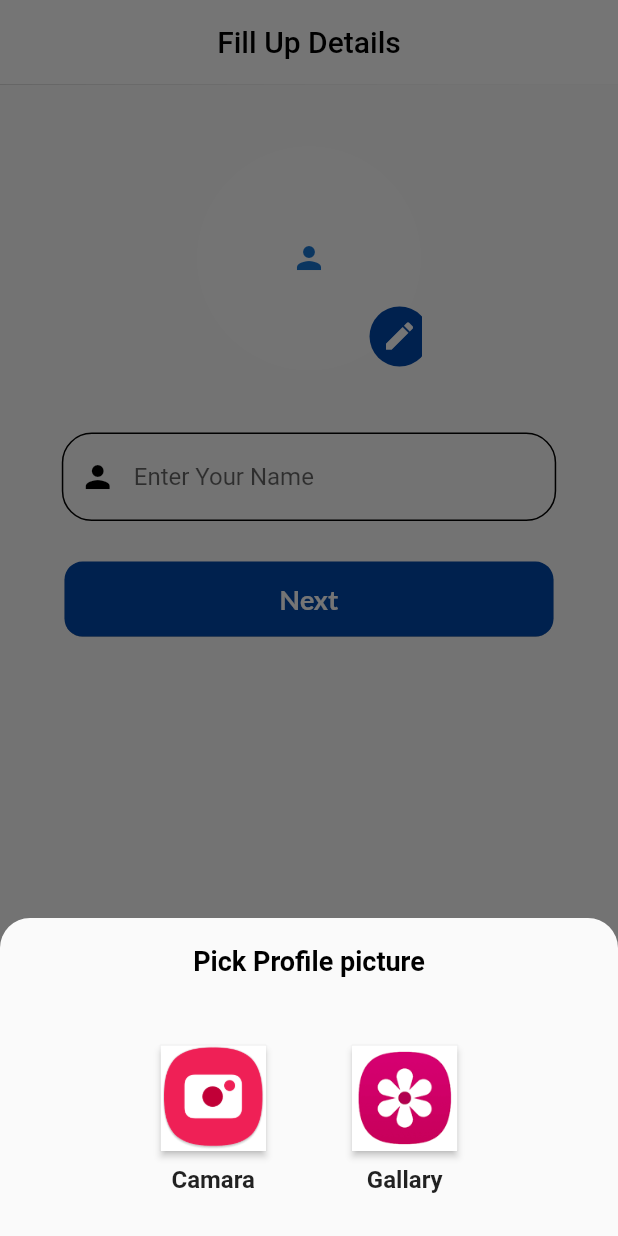
After one commit to Hitesh123mori/video_meet_App, a Flutter app: the DetailScreen screen opened directly, after a tap on the "edit" icon, on a phone screen of 412 x 824 dp. The commit adds this screen. Run offline on Flutter 3.47's test engine with Material 2 defaults, Android fonts, the phone set to English and light mode, and no system bars; our stand-ins replace cloud_firestore, firebase_auth, firebase_core, firebase_storage, google_sign_in, image_picker; accounts and stored records are empty.

Commit message:
updating profile picture and user's name for login via email-password users

```diff
--- a/lib/resources/Api.dart
+++ b/lib/resources/Api.dart
@@ -1,18 +1,15 @@
 import 'dart:io';
 import 'package:cloud_firestore/cloud_firestore.dart';
 import 'package:firebase_auth/firebase_auth.dart';
+import 'package:firebase_storage/firebase_storage.dart';
 import 'package:flutter/cupertino.dart';
 import 'package:flutter/material.dart';
 import 'package:google_sign_in/google_sign_in.dart';
-import 'package:zoom_clone/custom_widgets/cutsom_helpers.dart';
-
 import '../effects/transition5.dart';
 import '../screens/login_screen.dart';
 import 'models/user.dart';
 
 class Api {
-
-
   // Objects ----------------------------------------------------------------
   static final FirebaseAuth auth = FirebaseAuth.instance;
 
@@ -21,16 +18,13 @@ class Api {
   // to return current user
   static User get user => auth.currentUser!;
 
-
-
-
+  // for accessing firebase storage
+  static FirebaseStorage storage = FirebaseStorage.instance;
 
   // Sign out -----------
-  static Future<void> signOut(BuildContext context)async{
-
-
+  static Future<void> signOut(BuildContext context) async {
     await Api.auth.signOut().then((value) async {
-      await GoogleSignIn().signOut().then((value){
+      await GoogleSignIn().signOut().then((value) {
         Future.delayed(Duration.zero, () {
           Navigator.pushReplacement(
             context,
@@ -38,21 +32,20 @@ class Api {
           );
         });
       });
-    }) ;
-
+    });
   }
   // Auth Works here---------------------------------------------------------
 
-
   //1).GOOGLE SIGNIN
- static  Future<UserCredential?> signInWithGoogle(BuildContext context) async {
-    try{
+  static Future<UserCredential?> signInWithGoogle(BuildContext context) async {
+    try {
       await InternetAddress.lookup("google.com");
       // Trigger the authentication flow
       final GoogleSignInAccount? googleUser = await GoogleSignIn().signIn();
 
       // Obtain the auth details from the request
-      final GoogleSignInAuthentication? googleAuth = await googleUser?.authentication;
+      final GoogleSignInAuthentication? googleAuth =
+          await googleUser?.authentication;
 
       // Create a new credential
       final credential = GoogleAuthProvider.credential(
@@ -60,15 +53,16 @@ class Api {
         idToken: googleAuth?.idToken,
       );
       return await Api.auth.signInWithCredential(credential);
-    }catch(e){
-      print('_signInWithGoogle ${e}') ;
-      print('please check internet') ;
-      return null ;
+    } catch (e) {
+      print('_signInWithGoogle ${e}');
+      print('please check internet');
+      return null;
     }
   }
 
   // sign in with email/password
- static  Future<void> signIn(BuildContext context, String email, String password) async {
+  static Future<void> signIn(
+      BuildContext context, String email, String password) async {
     try {
       showDialog(
         context: context,
@@ -103,8 +97,10 @@ class Api {
       ));
     }
   }
+
   // signup method-------------------------------------------------------------------------------------------------------------------------------------
- static Future<void> signUp(BuildContext context, String email, String password) async {
+  static Future<void> signUp(
+      BuildContext context, String email, String password) async {
     try {
       showDialog(
         context: context,
@@ -120,10 +116,9 @@ class Api {
         password: password,
       );
 
-      await createUserEmail(userCredential,email,password) ;
+      await createUserEmail(userCredential, email, password);
 
       Navigator.pop(context);
-
     } on FirebaseAuthException catch (e) {
       Navigator.pop(context);
 
@@ -142,28 +137,26 @@ class Api {
     }
   }
 
-
- //   Check User (log in with email/password) Existance in Firebase
+  //   Check User (log in with email/password) Existance in Firebase
 
   static Future<bool> userExistsEmail(String userId) async {
     return (await firestore.collection('users').doc(userId).get()).exists;
   }
 
   // create user if log in with email
-  static Future<void> createUserEmail(UserCredential userCredential , String email , String password) async {
-
-
-   print("User id : ${userCredential.user!.uid}") ;
+  static Future<void> createUserEmail(
+      UserCredential userCredential, String email, String password) async {
+    print("User id : ${userCredential.user!.uid}");
 
     final time = DateTime.now().millisecondsSinceEpoch.toString();
 
     final meetUser = MeetUser(
       id: userCredential.user!.uid,
       name: "",
-      email:email,
+      email: email,
       image: "",
       createdAt: time,
-      method : "Email-Password",
+      method: "Email-Password",
     );
 
     return await firestore
@@ -172,18 +165,14 @@ class Api {
         .set(meetUser.toJson());
   }
 
-
   //   Check User (log in with google) Existance in Firebase
 
   static Future<bool> userExistsGoogle() async {
     return (await firestore.collection('users').doc(user.uid).get()).exists;
   }
 
-
   // If User not exist then create(Log in with google) new Zoom User
   static Future<void> createUserGoogle() async {
-
-
     final time = DateTime.now().millisecondsSinceEpoch.toString();
 
     final meetUser = MeetUser(
@@ -192,7 +181,7 @@ class Api {
       email: user.email.toString(),
       image: user.photoURL.toString(),
       createdAt: time,
-      method : "Google",
+      method: "Google",
     );
 
     return await firestore
@@ -201,6 +190,39 @@ class Api {
         .set(meetUser.toJson());
   }
 
+  // for storing self information
+  static MeetUser me = MeetUser(
+    id: user.uid,
+    name: "",
+    email: user.email.toString(),
+    image: "",
+    createdAt: '',
+    method: '',
+  );
 
+  // update user profile picture
 
+  static Future<void> fillDetailsEmailUser(File file, String name) async {
+    //getting image file extension
+    final ext = file.path.split('.').last;
+    print('Extension: $ext');
+
+    //storage file ref with path
+    final ref = storage.ref().child('profile_pictures/${user.uid}.$ext');
+
+    //uploading image
+    await ref
+        .putFile(file, SettableMetadata(contentType: 'image/$ext'))
+        .then((p0) {
+      print('Data Transferred: ${p0.bytesTransferred / 1000} kb');
+    });
+
+    //updating image in firestore database
+    me.image = await ref.getDownloadURL();
+    me.name = name ;
+    await firestore
+        .collection('users')
+        .doc(user.uid)
+        .update({'image': me.image, 'name': me.name});
+  }
 }
--- /dev/null
+++ b/lib/screens/detail_screen.dart
@@ -0,0 +1,236 @@
+import 'dart:io';
+import 'package:flutter/material.dart' ;
+import 'package:image_picker/image_picker.dart';
+import 'package:zoom_clone/custom_widgets/button.dart';
+import 'package:zoom_clone/screens/splash_screen.dart';
+
+import '../Pallate.dart';
+import '../resources/Api.dart';
+
+
+class DetailScreen extends StatefulWidget {
+  const DetailScreen({super.key});
+
+  @override
+  State<DetailScreen> createState() => _DetailScreenState();
+}
+
+class _DetailScreenState extends State<DetailScreen> {
+
+   String ? _image ;
+
+   TextEditingController _textEditingController = TextEditingController() ;
+
+   final GlobalKey<FormState> _formKey = GlobalKey<FormState>();
+
+  @override
+  Widget build(BuildContext context) {
+    mq  = MediaQuery.of(context).size ;
+    return Form(
+      key: _formKey,
+      child: Scaffold(
+          appBar: AppBar(
+            elevation: 0.2,
+            backgroundColor: AppColors.theme['secondaryColor'],
+            centerTitle: true,
+            title: Text(
+              "Fill Up Details",
+              style: TextStyle(color: AppColors.theme['secondaryTextColor']),
+            ),
+          ),
+          body: SingleChildScrollView(
+            child: Column(
+              children: [
+                SizedBox(height: mq.height*.05,width: mq.width*1,),
+                Stack(
+
+                    children: [
+                      _image!=null ?
+                      ClipRRect(
+                        borderRadius: BorderRadius.circular(90),
+                        child: Image.file(
+                          File(_image!),
+                          width: mq.width*0.4,
+                          height: mq.width*0.4,
+                          fit: BoxFit.cover,
+                        ),
+                      ):
+                      CircleAvatar(
+                        radius: 75,
+                        backgroundColor: Colors.white30,
+                      child: Icon(Icons.person),
+                      ),
+                      Positioned(
+                        top: mq.height*0.13,
+                        left: mq.width*0.28,
+                        child: InkWell(
+                          onTap: (){
+                            showBottomSheet() ;
+                          },
+                          child: CircleAvatar(
+                            child: Icon(Icons.edit,color: Colors.white,),
+                            backgroundColor: AppColors.theme['primaryColor'],
+                          ),
+                        ),
+                      )
+                    ]
+                ),
+                SizedBox(height: mq.height*.05,width: mq.width*1,),
+                Padding(
+                  padding:  EdgeInsets.symmetric(horizontal: mq.width*0.1),
+                  child: TextFormField(
+                    controller: _textEditingController,
+                    validator: (value){
+                      if(value!.isEmpty){
+                        return "Name is required";
+                      }
+                    },
+                    decoration: InputDecoration(
+                      hintText: "Enter Your Name",
+                      prefixIconColor: Colors.black,
+                      prefixIcon: Icon(Icons.person),
+                      border: OutlineInputBorder(
+                          borderRadius : BorderRadius.circular(20),
+                          borderSide: BorderSide(
+                            color: Colors.black,
+                          )
+                      ),
+                      enabledBorder: OutlineInputBorder(
+                          borderRadius : BorderRadius.circular(20),
+                         borderSide: BorderSide(
+                           color: Colors.black,
+                         )
+                      ), focusedBorder: OutlineInputBorder(
+                          borderRadius : BorderRadius.circular(20),
+                          borderSide: BorderSide(
+                            color: Colors.black,
+                          )
+                      ),
+                      errorBorder: OutlineInputBorder(
+                          borderRadius : BorderRadius.circular(20),
+                          borderSide: BorderSide(
+                            color: Colors.red,
+                          )
+                      ),
+
+                    ),
+                  ),
+                ),
+                SizedBox(height: 20,),
+                Padding(
+                  padding: const EdgeInsets.symmetric(horizontal: 18.0),
+                  child: customButton(onPressed: ()async{
+               if (_formKey.currentState!.validate()) {
+
+                   await Api.fillDetailsEmailUser(File(_image!),_textEditingController.text) ;
+
+
+
+               }
+                  }, text: "Next", textColor: AppColors.theme['primaryTextColor'], buttonColor:AppColors.theme['primaryColor']),
+                )
+              ],
+            ),
+          ),
+        ),
+    );
+  }
+
+  void showBottomSheet(){
+    showModalBottomSheet(
+        context: context,
+        shape: RoundedRectangleBorder(
+            borderRadius: BorderRadius.only(
+              topLeft: Radius.circular(20),
+              topRight: Radius.circular(20),
+            )
+        ),
+        builder: (BuildContext context) {
+          return Container(
+            decoration: BoxDecoration(
+              borderRadius: BorderRadius.circular(20),
+              color: AppColors.theme['backgroundColor'],
+            ),
+            child: ListView(
+              shrinkWrap: true,
+              children: [
+                Center(
+                  child: Padding(
+                    padding: EdgeInsets.all(18.0),
+                    child: Text("Pick Profile picture",
+                      style: TextStyle(fontSize: 18,fontWeight: FontWeight.bold,color: AppColors.theme['secondaryTextColor']),
+                    ),
+                  ),
+                ),
+                Padding(
+                  padding:EdgeInsets.all(28.0),
+                  child: Row(
+                    mainAxisAlignment: MainAxisAlignment.center,
+                    children: [
+                      Column(
+                        children: [
+                          Material(
+                            elevation: 2,
+                            child: InkWell(
+                              onTap: ()async{
+                                final ImagePicker picker = ImagePicker();
+                                final XFile? image = await picker.pickImage(source: ImageSource.camera);
+                                if(image!=null){
+                                  print("path : " + image.name + "   Mime type : ${image.mimeType}") ;
+                                  Navigator.pop(context);
+
+                                  setState(() {
+                                    _image = image.path;
+                                  });
+
+                                }
+
+                              },
+                              child: Image.asset("assets/images/camara.png",width: 70,height: 70,),
+                            ),
+                          ),
+                          SizedBox(height: 10,),
+                          Text("Camara",style: TextStyle(fontSize: 16,fontWeight: FontWeight.bold,color: AppColors.theme['secodaryTextColor']),)
+                        ],
+                      ),
+
+                      SizedBox(width: mq.height*0.07,),
+                      Column(
+                        children: [
+                          Material(
+                            elevation: 2,
+                            child: InkWell(
+                              onTap: ()async{
+                                final ImagePicker picker = ImagePicker();
+                                final XFile? image = await picker.pickImage(source: ImageSource.gallery);
+                                if(image!=null){
+                                  print("path : " + image.name + "   Mime type : ${image.mimeType}") ;
+                                  Navigator.pop(context);
+
+                                  setState(() {
+                                    _image = image.path;
+                                  });
+
+                                }
+
+                              },
+                              child: Image.asset("assets/images/gallary.png",width: 70,height: 70,),
+                            ),
+
+                          ),
+                          SizedBox(height: 10,),
+                          Text("Gallary",style: TextStyle(fontSize: 16,fontWeight: FontWeight.bold,color: AppColors.theme['secodaryTextColor']),)
+                        ],
+                      )
+                    ],
+                  ),
+                )
+
+              ],
+            ),
+          ) ;
+        }
+
+    );
+  }
+}
--- a/lib/screens/signin/sign_in.dart
+++ b/lib/screens/signin/sign_in.dart
@@ -10,6 +10,7 @@ import '../../custom_widgets/text_field.dart';
 import '../../effects/transition4.dart';
 import '../../effects/transition5.dart';
 import '../../resources/Api.dart';
+import '../detail_screen.dart';
 import '../greet_screen.dart';
 import '../login_screen.dart';
 import '../signup/confirmation_signup.dart';
@@ -67,7 +68,7 @@ class _SignInOptionState extends State<SignInOption> {
           bool userExists = await Api.userExistsEmail(user.uid);
 
           if (userExists) {
-            Navigator.pushReplacement(context, SizeTransition4(GreetScreen()));
+            Navigator.pushReplacement(context, SizeTransition4(DetailScreen()));
           }
         }
       } catch (error) {
--- a/lib/screens/signup/sign_up_options.dart
+++ b/lib/screens/signup/sign_up_options.dart
@@ -9,6 +9,7 @@ import '../../custom_widgets/text_field.dart';
 import '../../effects/transition4.dart';
 import '../../effects/transition5.dart';
 import '../../resources/Api.dart';
+import '../detail_screen.dart';
 import '../splash_screen.dart';
 
 class SignUpOption extends StatefulWidget {
@@ -62,7 +63,7 @@ class _SignUpOptionState extends State<SignUpOption> {
         );
         print("hello done register") ;
 
-        Navigator.pushReplacement(context,SizeTransition4(GreetScreen()));
+        Navigator.pushReplacement(context,SizeTransition4(DetailScreen()));
       } catch (error) {
       }
 
@@ -186,7 +187,7 @@ class _SignUpOptionState extends State<SignUpOption> {
                       );
                       signUp().then((value) {
                         print("user created succesufully");
-                        Navigator.pushReplacement(context,SizeTransition4(GreetScreen()));
+                        Navigator.pushReplacement(context,SizeTransition4(DetailScreen()));
                       });
                     }
 
--- a/pubspec.yaml
+++ b/pubspec.yaml
@@ -34,6 +34,8 @@ dependencies:
   firebase_core: ^2.20.0
   firebase_auth: ^4.12.0
   google_sign_in: ^6.1.5
+  image_picker: ^1.0.4
+  firebase_storage: ^11.2.8
 
 
   # The following adds the Cupertino Icons font to your application.
```
Also changed, not shown: assets/images/camara.png (added), assets/images/gallary.png (added), pubspec.lock, 6 other files.
